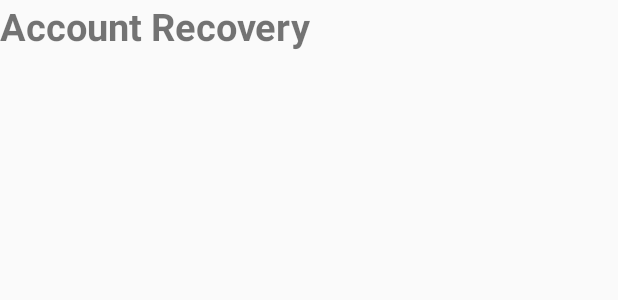
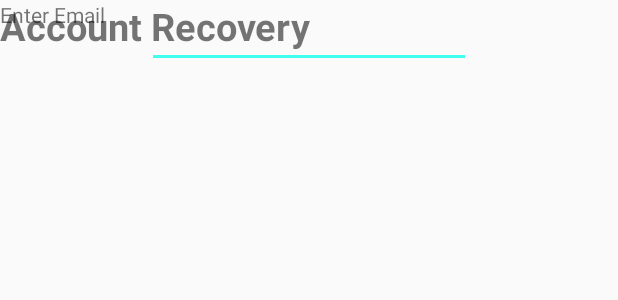
Before and after one commit to nugready/ProfessionalBuddies2, an Android app: the layout activity_account_recovery.xml on its own in the app's theme, with its tools: preview values and no code run, on a phone screen of 412 x 824 dp. Shown: the top 300 px of the screen. Run offline under Robolectric (Android 15) with nearby library versions, the phone set to English and light mode, and no system bars.

Commit message:
account recovery constraints

```diff
--- a/app/src/main/res/layout/activity_account_recovery.xml
+++ b/app/src/main/res/layout/activity_account_recovery.xml
@@ -13,6 +13,34 @@
         android:text="@string/Accountrecovery"
         android:textSize="25sp"
         android:textStyle="bold"
-        tools:layout_editor_absoluteX="71dp"
-        tools:layout_editor_absoluteY="16dp" />
+        tools:layout_editor_absoluteX="47dp"
+        tools:layout_editor_absoluteY="16dp"
+
+        />
+
+    <EditText
+        android:id="@+id/editText"
+        android:layout_width="216dp"
+        android:layout_height="45dp"
+        android:ems="10"
+        android:inputType="textEmailAddress"
+        app:layout_constraintLeft_toLeftOf="parent"
+        app:layout_constraintRight_toRightOf="parent"
+        tools:layout_editor_absoluteY="110dp" />
+
+    <TextView
+        android:id="@+id/textView2"
+        android:layout_width="wrap_content"
+        android:layout_height="wrap_content"
+        android:text="Enter Email"
+        tools:layout_editor_absoluteX="139dp"
+        tools:layout_editor_absoluteY="155dp" />
+
+    <android.support.constraint.Guideline
+        android:layout_width="wrap_content"
+        android:layout_height="wrap_content"
+        android:id="@+id/guideline"
+        app:layout_constraintGuide_begin="44dp"
+        android:orientation="horizontal" />
+
 </android.support.constraint.ConstraintLayout>
```
